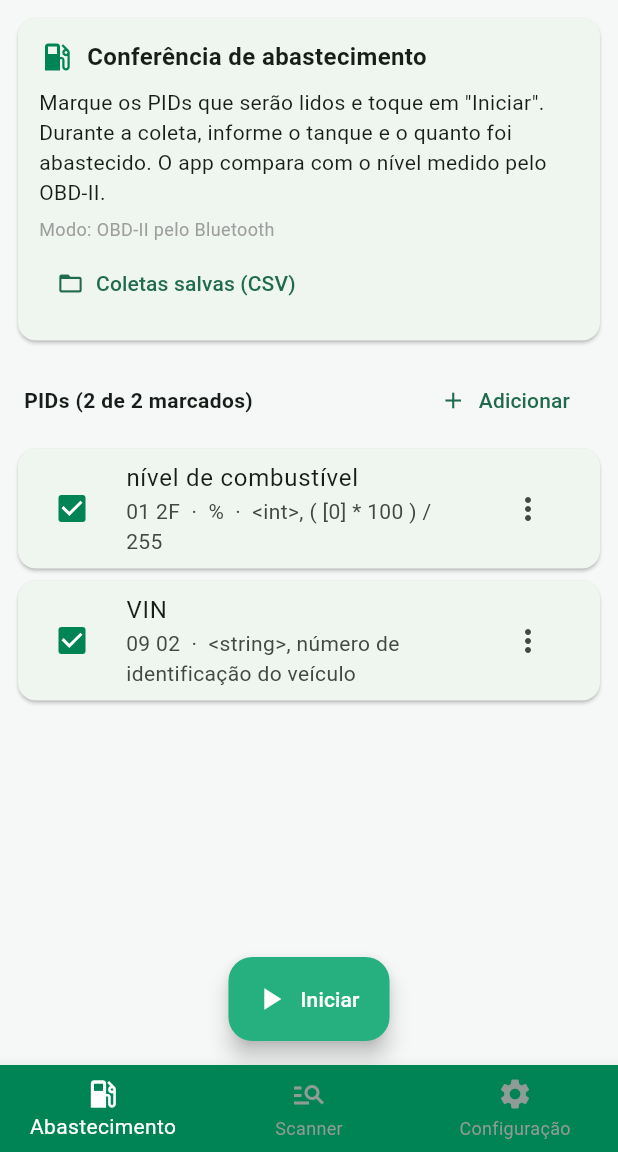
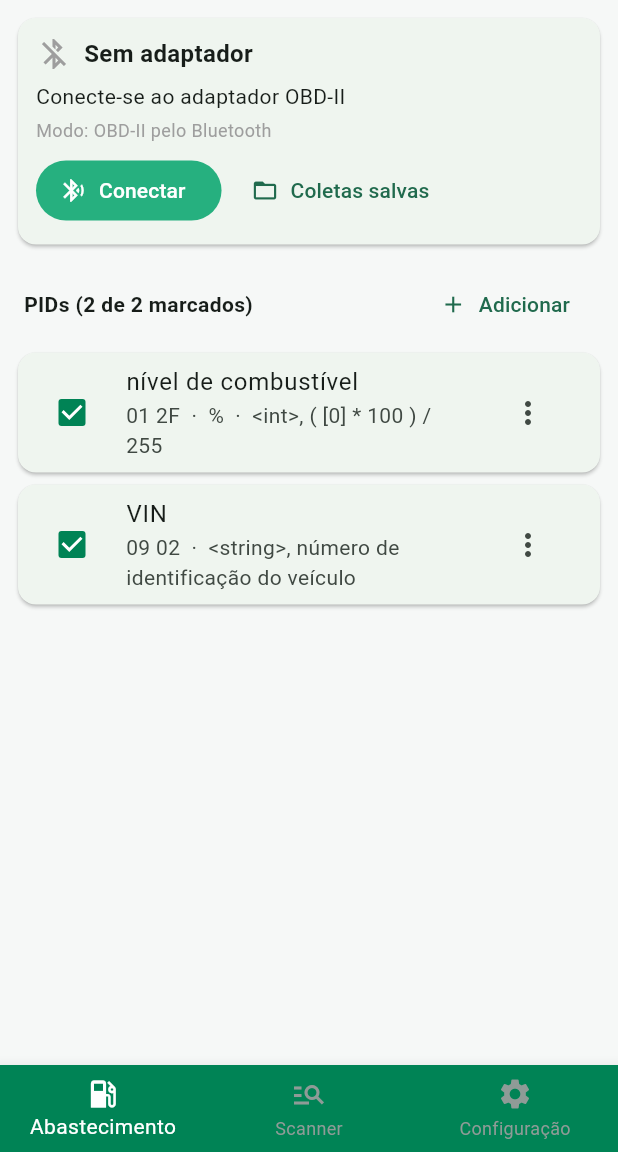
Before and after one commit to gabestk/Fuel-Sentinel-V2, a Flutter app: the screen it shows after launch, on a phone screen of 412 x 824 dp, the part 84-1236 px from its top. Run offline on Flutter 3.47's test engine with Material 3 defaults, Android fonts, the phone set to English and light mode, and no system bars; our stand-ins replace auto_route, cloud_firestore, device_info_plus, firebase_core, flutter_bluetooth_serial, flutter_map and 11 more; missing offline and left inert: ecdsa, elliptic, haversine_distance, workmanager; accounts and stored records are empty.

Commit message:
Abastecimento: conectar e depois iniciar, como no Scanner; foto centralizada
- Cartão do topo com o estado do adaptador e os botões Conectar/Desconectar
- Botão Iniciar coleta só aparece depois de conectar (ou em simulação/só GPS)
- Ao voltar da coleta, a conexão encerrada é descartada para a próxima
- Botão e prévia da foto da bomba centralizados

```diff
--- a/lib/widgets/getdata.dart
+++ b/lib/widgets/getdata.dart
@@ -32,6 +32,8 @@ class _FloatState extends State<InitBluetooth> {
 
   var obd2 = ObdPlugin();
   bool _conectando = false;
+  bool _conectado = false;
+  String? _adaptador;
   var pid = TextEditingController(text: '');
   var length = TextEditingController(text: ''); // unidade
   var title = TextEditingController(text: '');
@@ -242,37 +244,28 @@ class _FloatState extends State<InitBluetooth> {
     return indexr;
   }
 
-  Future<void> iniciar() async {
-    await init();
-    if (_qtdAtivos == 0) {
-      showerror("Marque ao menos um PID");
-      return;
+  /// Simulação ou só GPS: a coleta não usa o adaptador.
+  bool get _semAdaptador {
+    final c = confdata;
+    return c != null && (c.on || !c.obd);
   }
-    final c = confdata;
-    if (c == null) {
-      showerror("Configuração ainda carregando, tente de novo");
-      return;
-    }
-    if (!mounted) return;
-    // simulação ou só GPS: não precisa do adaptador
-    if (c.on || !c.obd) {
-      context.router.push(Obddata(obd2: obd2, value: _indiceAtivo));
-      return;
-    }
+
+  bool get _pronto => _qtdAtivos > 0 && (_semAdaptador || _conectado);
+
+  /// Passo 1: escolhe o adaptador pareado e conecta.
+  Future<void> conectar() async {
     final r = await [Permission.bluetoothConnect, Permission.bluetoothScan].request();
     if (r.values.any((s) => s.isDenied || s.isPermanentlyDenied)) {
       showerror('Permita o acesso a "Dispositivos próximos" para usar o Bluetooth');
+      if (r.values.any((s) => s.isPermanentlyDenied)) await openAppSettings();
       return;
     }
     if (!(await obd2.isBluetoothEnable)) {
       await obd2.enableBluetooth;
     }
+    // cada coleta usa um ObdPlugin novo (ele só aceita registrar a escuta uma vez)
     turnOBD_OFF();
-    await showBluetoothList(obd2);
-  }
-
-  Future<void> showBluetoothList(ObdPlugin obd2plugin) async {
-    List<BluetoothDevice> devices = await obd2plugin.getPairedDevices;
+    final devices = await obd2.getPairedDevices;
     if (!mounted) return;
     if (devices.isEmpty) {
       showerror('Nenhum dispositivo pareado. Pareie o adaptador nas configurações do Android.');
@@ -300,15 +293,52 @@ class _FloatState extends State<InitBluetooth> {
     );
     if (escolhido == null) return;
 
-    setState(() => _conectando = true);
-    await obd2plugin.getConnection(escolhido, (connection) async {
+    setState(() {
+      _conectando = true;
+      _adaptador = escolhido.name ?? escolhido.address;
+    });
+    await obd2.getConnection(escolhido, (connection) async {
       if (!mounted) return;
-      setState(() => _conectando = false);
-      context.router.push(Obddata(obd2: obd2, value: _indiceAtivo));
+      setState(() {
+        _conectando = false;
+        _conectado = true;
+      });
     }, (message) {
-      if (mounted) setState(() => _conectando = false);
+      if (mounted) {
+        setState(() {
+          _conectando = false;
+          _conectado = false;
+        });
+      }
       showerror("Não foi possível conectar ao adaptador");
     });
+  }
+
+  void desconectar() {
+    turnOBD_OFF();
+    setState(() => _conectado = false);
+  }
+
+  /// Passo 2: abre a coleta. Ao voltar, a conexão já foi encerrada pela
+  /// página da coleta, então é preciso conectar de novo para outra coleta.
+  Future<void> iniciar() async {
+    await init();
+    if (_qtdAtivos == 0) {
+      showerror("Marque ao menos um PID");
+      return;
+    }
+    if (confdata == null) {
+      showerror("Configuração ainda carregando, tente de novo");
+      return;
+    }
+    if (!_semAdaptador && !_conectado) {
+      showerror("Conecte ao adaptador primeiro");
+      return;
+    }
+    if (!mounted) return;
+    await context.router.push(Obddata(obd2: obd2, value: _indiceAtivo));
+    if (!mounted) return;
+    if (!_semAdaptador) desconectar();
   }
 
   // -------------------------------------------------------------------------
@@ -322,49 +352,71 @@ class _FloatState extends State<InitBluetooth> {
     return 'Modo: OBD-II pelo Bluetooth';
   }
 
+  String _status() {
+    if (_semAdaptador) return 'Pronto para iniciar (não usa o adaptador neste modo)';
+    if (_conectando) return 'Conectando a ${_adaptador ?? 'adaptador'}...';
+    if (_conectado) return 'Conectado. Marque os PIDs e toque em "Iniciar coleta".';
+    return 'Conecte-se ao adaptador OBD-II';
+  }
+
   Widget _cabecalho() {
+    final ok = _conectado || _semAdaptador;
     return Card(
       margin: const EdgeInsets.fromLTRB(12, 12, 12, 6),
       child: Padding(
-        padding: const EdgeInsets.all(14),
+        padding: const EdgeInsets.all(12),
         child: Column(
           crossAxisAlignment: CrossAxisAlignment.start,
           children: [
-            const Row(
+            Row(
               children: [
-                Icon(Icons.local_gas_station, color: _verde),
-                SizedBox(width: 8),
-                Text('Conferência de abastecimento',
-                    style: TextStyle(fontWeight: FontWeight.bold, fontSize: 16)),
+                Icon(
+                    _semAdaptador
+                        ? Icons.local_gas_station
+                        : (_conectado ? Icons.bluetooth_connected : Icons.bluetooth_disabled),
+                    color: ok ? _verde : Colors.grey),
+                const SizedBox(width: 8),
+                Expanded(
+                  child: Text(
+                    _semAdaptador
+                        ? 'Conferência de abastecimento'
+                        : (_conectado ? (_adaptador ?? 'Adaptador') : 'Sem adaptador'),
+                    style: const TextStyle(fontWeight: FontWeight.bold, fontSize: 16),
+                  ),
+                ),
+                if (_conectando)
+                  const SizedBox(width: 20, height: 20, child: CircularProgressIndicator(strokeWidth: 2)),
               ],
             ),
+            const SizedBox(height: 6),
+            Text(_status()),
+            const SizedBox(height: 4),
+            Text(_modo(), style: const TextStyle(color: Colors.grey, fontSize: 12)),
             const SizedBox(height: 8),
-            const Text(
-              'Marque os PIDs que serão lidos e toque em "Iniciar". Durante a coleta, '
-              'informe o tanque e o quanto foi abastecido. O app compara com o nível '
-              'medido pelo OBD-II.',
+            Wrap(
+              spacing: 8,
+              runSpacing: 4,
+              children: [
+                if (!_semAdaptador && !_conectado)
+                  FilledButton.icon(
+                    style: FilledButton.styleFrom(backgroundColor: _verdeClaro),
+                    onPressed: _conectando ? null : conectar,
+                    icon: const Icon(Icons.bluetooth_searching),
+                    label: const Text('Conectar'),
                   ),
-            const SizedBox(height: 6),
-            Text(_modo(), style: const TextStyle(color: Colors.grey, fontSize: 12)),
-            const SizedBox(height: 4),
-            Align(
-              alignment: Alignment.centerLeft,
-              child: TextButton.icon(
+                if (!_semAdaptador && _conectado)
+                  OutlinedButton.icon(
+                    onPressed: desconectar,
+                    icon: const Icon(Icons.link_off),
+                    label: const Text('Desconectar'),
+                  ),
+                TextButton.icon(
                   onPressed: () => abrirColetas(context),
                   icon: const Icon(Icons.folder_open),
-                label: const Text('Coletas salvas (CSV)'),
+                  label: const Text('Coletas salvas'),
                 ),
-            ),
-            if (_conectando) ...[
-              const SizedBox(height: 10),
-              const Row(
-                children: [
-                  SizedBox(width: 18, height: 18, child: CircularProgressIndicator(strokeWidth: 2)),
-                  SizedBox(width: 10),
-                  Text('Conectando ao adaptador...'),
               ],
             ),
-            ],
           ],
         ),
       ),
@@ -433,13 +485,16 @@ class _FloatState extends State<InitBluetooth> {
         ],
       ),
       floatingActionButtonLocation: FloatingActionButtonLocation.centerFloat,
-      floatingActionButton: FloatingActionButton.extended(
+      // como no Scanner: o botão de iniciar só aparece depois de conectar
+      floatingActionButton: _pronto && !_conectando
+          ? FloatingActionButton.extended(
               heroTag: "btninit",
               backgroundColor: _verdeClaro,
-        onPressed: _conectando ? null : iniciar,
-        icon: const Icon(Icons.play_arrow, color: Colors.white),
-        label: const Text('Iniciar', style: TextStyle(color: Colors.white)),
-      ),
+              onPressed: iniciar,
+              icon: const Icon(Icons.fiber_manual_record, color: Colors.white),
+              label: const Text('Iniciar coleta', style: TextStyle(color: Colors.white)),
+            )
+          : null,
     );
   }
 }
```
Also changed, not shown: lib/widgets/dataConnect.dart (+17 -13 lines). Lines whose indentation alone changed are shown as unchanged.
